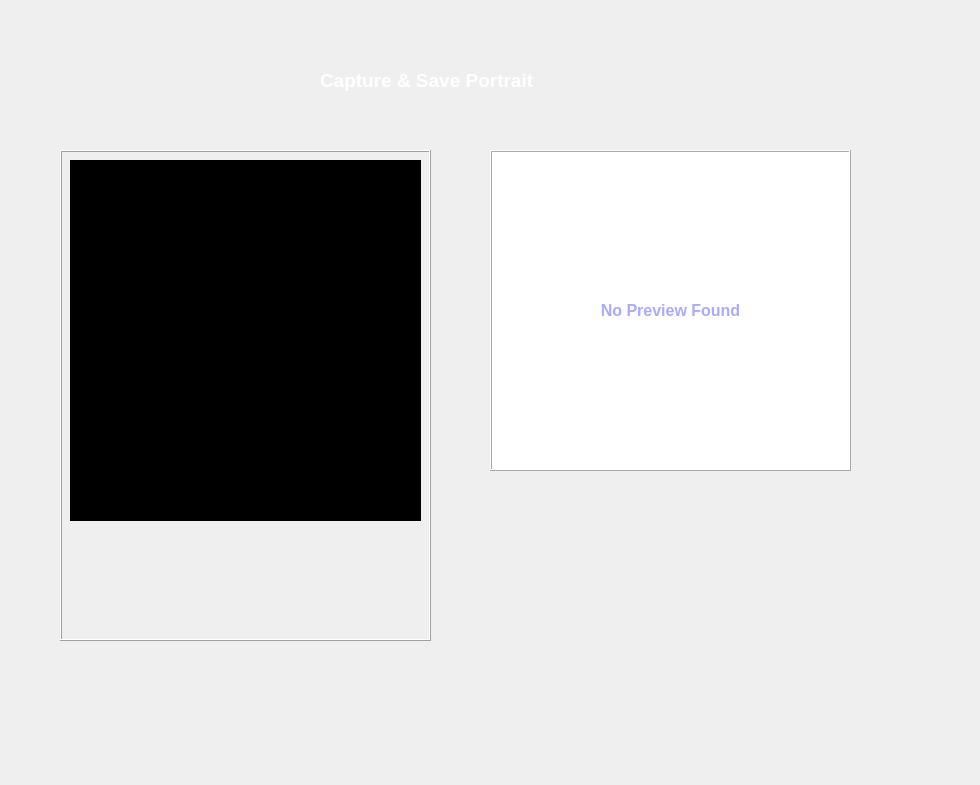
Qt form minibus-route-native-application/ui/portraitcaptureform.ui (nkszLedger/minibus-route-native-application) before a commit.
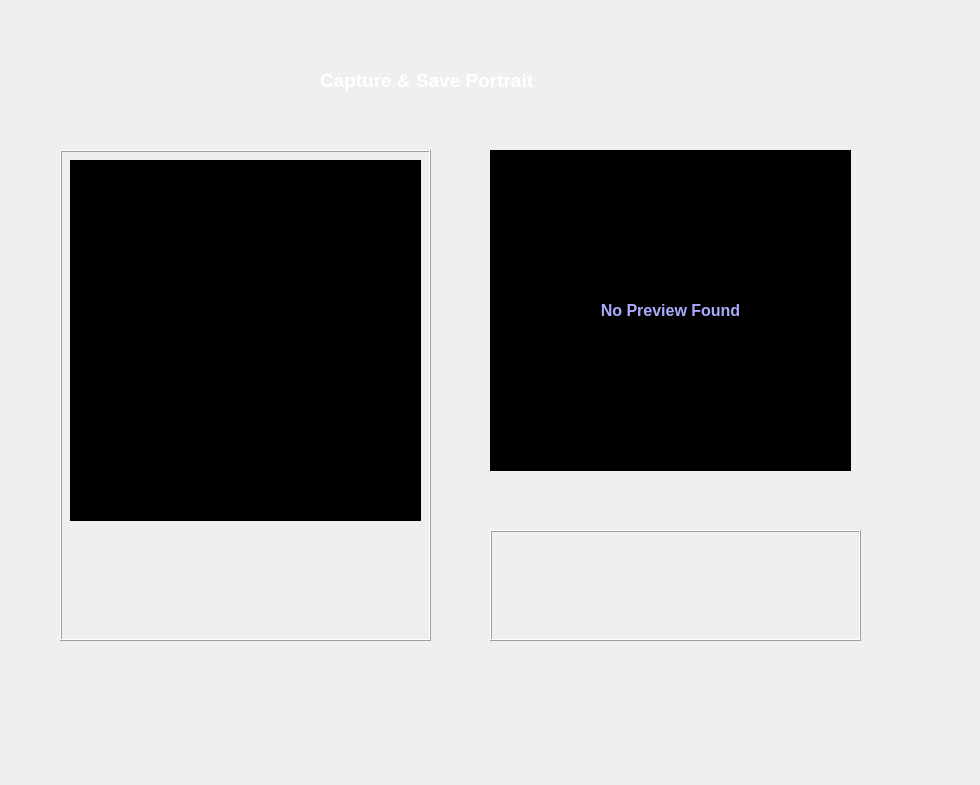
The same form after that commit. Icons and pictures are not drawn. Custom widgets are drawn as their Qt base class.

Diff of the .ui file:
```diff
--- a/minibus-route-native-application/ui/portraitcaptureform.ui
+++ b/minibus-route-native-application/ui/portraitcaptureform.ui
@@ -23,7 +23,7 @@
     </rect>
    </property>
    <property name="frameShape">
-    <enum>QFrame::NoFrame</enum>
+    <enum>QFrame::Box</enum>
    </property>
    <property name="frameShadow">
     <enum>QFrame::Raised</enum>
@@ -78,7 +78,7 @@
     <enum>Qt::LeftToRight</enum>
    </property>
    <property name="styleSheet">
-    <string notr="true">background-color: rgb(255, 255, 255);
+    <string notr="true">background-color: rgb(0, 0, 0);
 color: rgb(170, 170, 255);</string>
    </property>
    <property name="frameShape">
```
